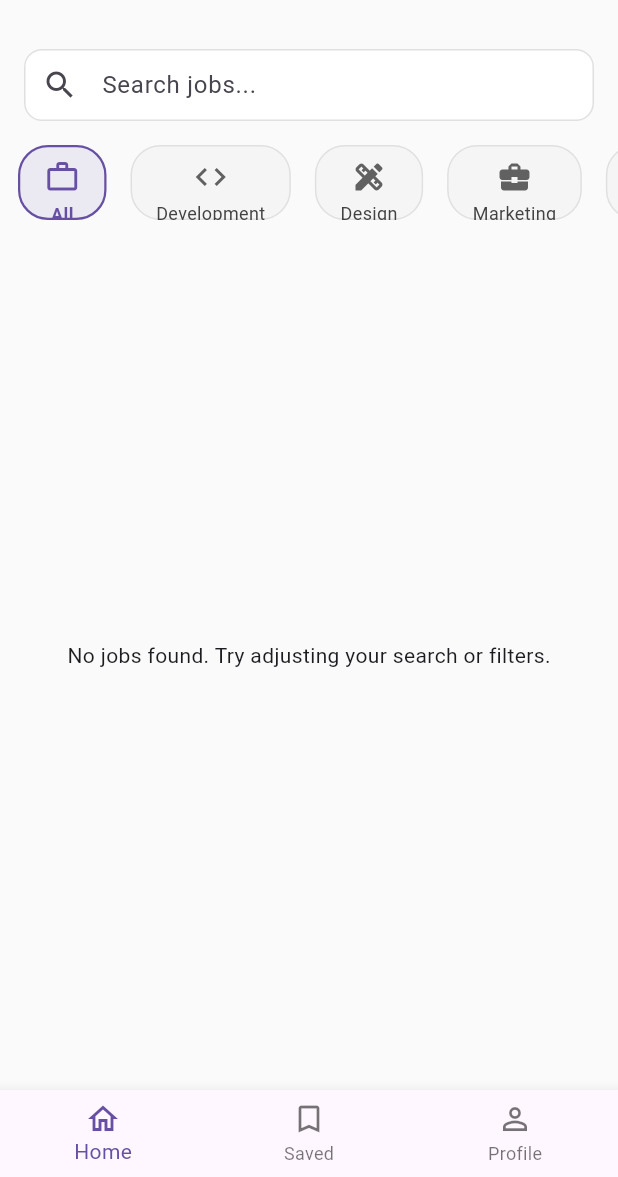
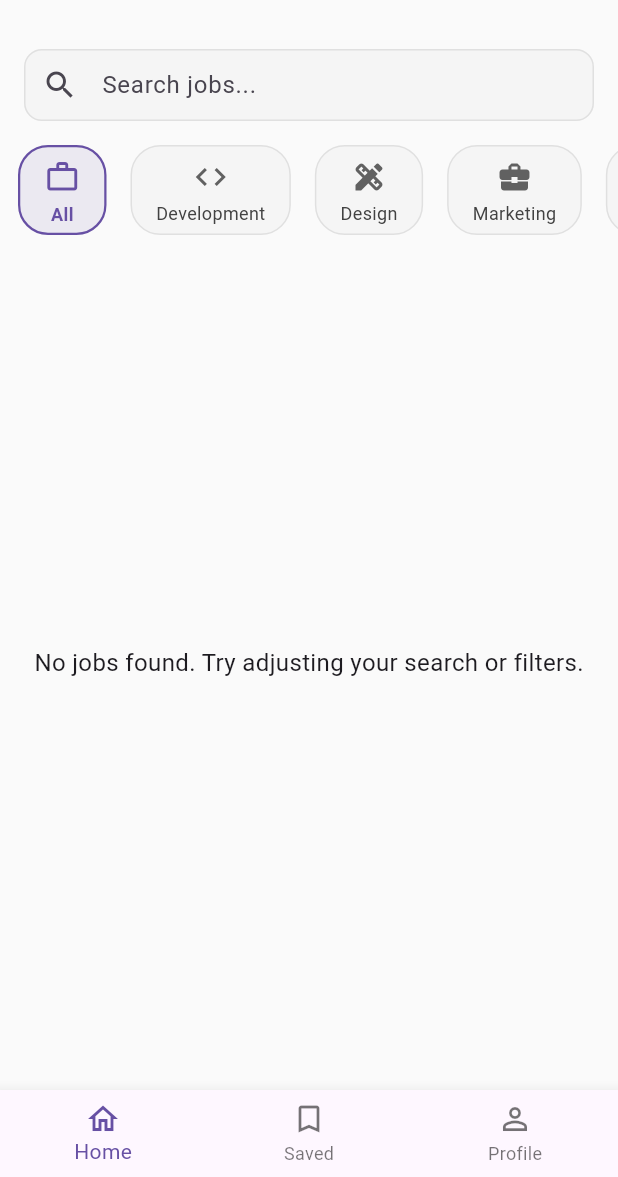
Before and after one commit to 0xsreejith/job_portal_app, a Flutter app: the SeekerHomeScreen screen opened by its route, on a phone screen of 412 x 824 dp, the part 59-1236 px from its top. Run offline on Flutter 3.47's test engine with Material 3 defaults, Android fonts, the phone set to English and light mode, and no system bars; our stand-ins replace cloud_firestore, firebase_auth, firebase_core, firebase_storage, get, google_fonts; missing offline and left inert: cloud_firestore_platform_interface; accounts and stored records are empty.

Commit message:
ui redesign

```diff
--- a/lib/screens/seeker/seeker_home_screen.dart
+++ b/lib/screens/seeker/seeker_home_screen.dart
@@ -33,7 +33,6 @@ class _SeekerHomeScreenState extends State<SeekerHomeScreen> {
   // Load jobs from the controller
   void _loadJobs() {
     _jobController.loadAllJobs();
-    // Update category counts when jobs are loaded
     ever(_jobController.isLoading, (isLoading) {
       if (!isLoading) {
         _updateCategoryCounts();
@@ -41,7 +40,7 @@ class _SeekerHomeScreenState extends State<SeekerHomeScreen> {
     });
   }
 
-  // Categories for filtering
+  // Categories
   final List<Map<String, dynamic>> _categories = [
     {'id': '1', 'name': 'All', 'icon': 'work', 'jobCount': 0},
     {'id': '2', 'name': 'Development', 'icon': 'code', 'jobCount': 0},
@@ -50,11 +49,10 @@ class _SeekerHomeScreenState extends State<SeekerHomeScreen> {
     {'id': '5', 'name': 'Finance', 'icon': 'attach_money', 'jobCount': 0},
   ];
 
-  // Get filtered jobs based on search and category
+  // Filter jobs
   List<JobModel> get _filteredJobs {
     var jobs = _jobController.allJobs;
 
-    // Apply search filter
     final searchQuery = _searchController.text.toLowerCase();
     if (searchQuery.isNotEmpty) {
       jobs = jobs.where((job) {
@@ -64,7 +62,6 @@ class _SeekerHomeScreenState extends State<SeekerHomeScreen> {
       }).toList();
     }
 
-    // Apply category filter
     final selectedCategory = _categories[_selectedCategoryIndex]['name'];
     if (selectedCategory != 'All') {
       jobs = jobs.where((job) => job.category == selectedCategory).toList();
@@ -79,27 +76,25 @@ class _SeekerHomeScreenState extends State<SeekerHomeScreen> {
     super.dispose();
   }
 
-  // Update job count for each category
   void _updateCategoryCounts() {
     final jobs = _jobController.allJobs;
     for (var i = 0; i < _categories.length; i++) {
       if (_categories[i]['name'] == 'All') {
         _categories[i]['jobCount'] = jobs.length;
       } else {
-        _categories[i]['jobCount'] = jobs.where((job) => job.category == _categories[i]['name']).length;
+        _categories[i]['jobCount'] =
+            jobs.where((job) => job.category == _categories[i]['name']).length;
       }
     }
     if (mounted) setState(() {});
   }
 
-  // Handle tab changes
   void _onItemTapped(int index) {
     setState(() {
       _currentIndex = index;
     });
   }
 
-  // Build the appropriate screen based on the selected tab
   Widget _buildCurrentScreen() {
     switch (_SeekerTab.values[_currentIndex]) {
       case _SeekerTab.home:
@@ -112,20 +107,27 @@ class _SeekerHomeScreenState extends State<SeekerHomeScreen> {
   }
 
   Widget _buildHomeScreen() {
+    return LayoutBuilder(
+      builder: (context, constraints) {
+        final isTablet = constraints.maxWidth >= 600 && constraints.maxWidth < 1024;
+        final isDesktop = constraints.maxWidth >= 1024;
+
         return Column(
           children: [
             // Search bar
             Padding(
-          padding: const EdgeInsets.all(16.0),
+              padding: EdgeInsets.all(isDesktop ? 24.0 : 16.0),
               child: TextField(
                 controller: _searchController,
                 decoration: InputDecoration(
                   hintText: 'Search jobs...',
                   prefixIcon: const Icon(Icons.search),
                   border: OutlineInputBorder(
-                borderRadius: BorderRadius.circular(10.0),
+                    borderRadius: BorderRadius.circular(12.0),
                   ),
-              contentPadding: const EdgeInsets.symmetric(vertical: 0),
+                  filled: true,
+                  fillColor: Colors.grey.shade100,
+                  contentPadding: const EdgeInsets.symmetric(vertical: 0, horizontal: 12),
                 ),
                 onChanged: (_) => setState(() {}),
               ),
@@ -133,7 +135,7 @@ class _SeekerHomeScreenState extends State<SeekerHomeScreen> {
 
             // Categories
             SizedBox(
-          height: 50,
+              height: 60,
               child: ListView.builder(
                 scrollDirection: Axis.horizontal,
                 padding: const EdgeInsets.symmetric(horizontal: 8.0),
@@ -159,7 +161,8 @@ class _SeekerHomeScreenState extends State<SeekerHomeScreen> {
             // Job list
             Expanded(
               child: Obx(() {
-            if (_jobController.isLoading.value && _jobController.allJobs.isEmpty) {
+                if (_jobController.isLoading.value &&
+                    _jobController.allJobs.isEmpty) {
                   return const Center(child: CircularProgressIndicator());
                 }
 
@@ -167,27 +170,77 @@ class _SeekerHomeScreenState extends State<SeekerHomeScreen> {
 
                 if (jobs.isEmpty) {
                   return const Center(
-                child: Text('No jobs found. Try adjusting your search or filters.'),
+                    child: Text(
+                      'No jobs found. Try adjusting your search or filters.',
+                      style: TextStyle(fontSize: 16),
+                    ),
                   );
                 }
 
-            return ListView.builder(
-              padding: const EdgeInsets.all(8.0),
+                // Responsive grid/list
+                if (isDesktop) {
+                  return GridView.builder(
+                    padding: const EdgeInsets.all(16.0),
+                    gridDelegate: const SliverGridDelegateWithFixedCrossAxisCount(
+                      crossAxisCount: 3,
+                      childAspectRatio: 4 / 2,
+                      crossAxisSpacing: 16,
+                      mainAxisSpacing: 16,
+                    ),
                     itemCount: jobs.length,
                     itemBuilder: (context, index) {
                       final job = jobs[index];
                       return JobCard(
                         job: job,
                         onTap: () {
-                    // Navigate to job details
                           Get.toNamed('/job_details', arguments: job.id);
                         },
                       );
                     },
                   );
+                } else if (isTablet) {
+                  return GridView.builder(
+                    padding: const EdgeInsets.all(12.0),
+                    gridDelegate: const SliverGridDelegateWithFixedCrossAxisCount(
+                      crossAxisCount: 2,
+                      childAspectRatio: 4 / 2,
+                      crossAxisSpacing: 12,
+                      mainAxisSpacing: 12,
+                    ),
+                    itemCount: jobs.length,
+                    itemBuilder: (context, index) {
+                      final job = jobs[index];
+                      return JobCard(
+                        job: job,
+                        onTap: () {
+                          Get.toNamed('/job_details', arguments: job.id);
+                        },
+                      );
+                    },
+                  );
+                } else {
+                  return ListView.builder(
+                    padding: const EdgeInsets.all(8.0),
+                    itemCount: jobs.length,
+                    itemBuilder: (context, index) {
+                      final job = jobs[index];
+                      return Padding(
+                        padding: const EdgeInsets.only(bottom: 8.0),
+                        child: JobCard(
+                          job: job,
+                          onTap: () {
+                            Get.toNamed('/job_details', arguments: job.id);
+                          },
+                        ),
+                      );
+                    },
+                  );
+                }
               }),
             ),
           ],
+        );
+      },
     );
   }
 
@@ -200,7 +253,6 @@ class _SeekerHomeScreenState extends State<SeekerHomeScreen> {
           IconButton(
             icon: const Icon(Icons.notifications_none),
             onPressed: () {
-              // Show notification snackbar
               Get.snackbar('Notifications', 'No new notifications');
             },
           ),
```
Also changed, not shown: lib/controllers/job_controller.dart (+18 -25 lines). Lines whose indentation alone changed are shown as unchanged.
